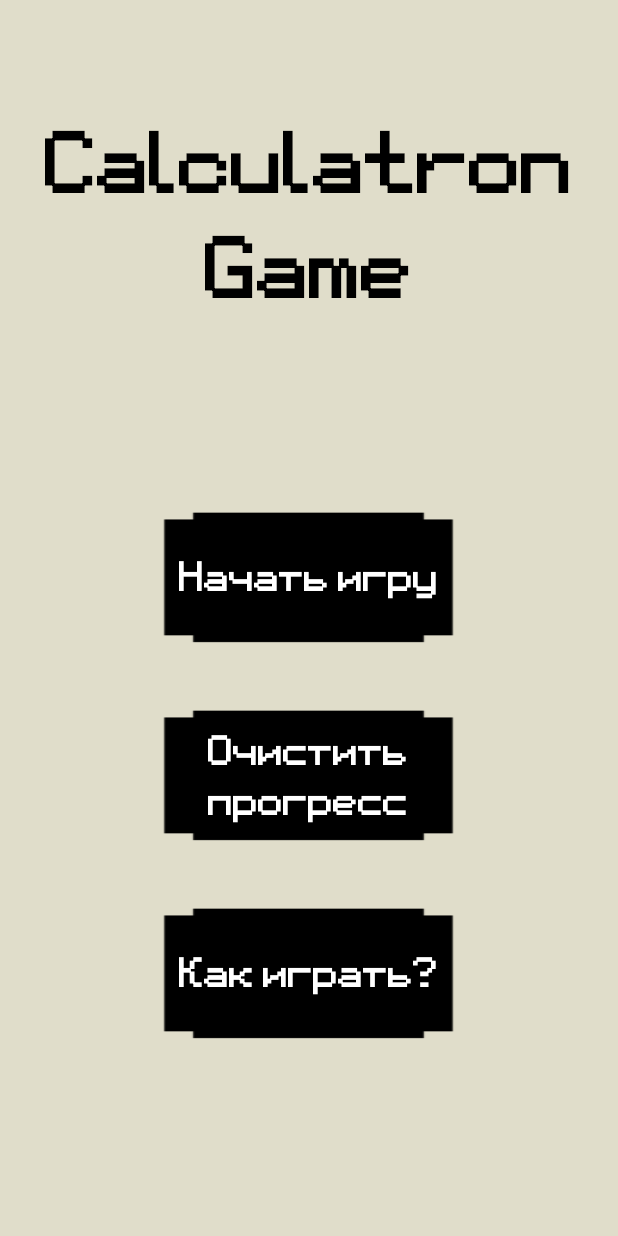
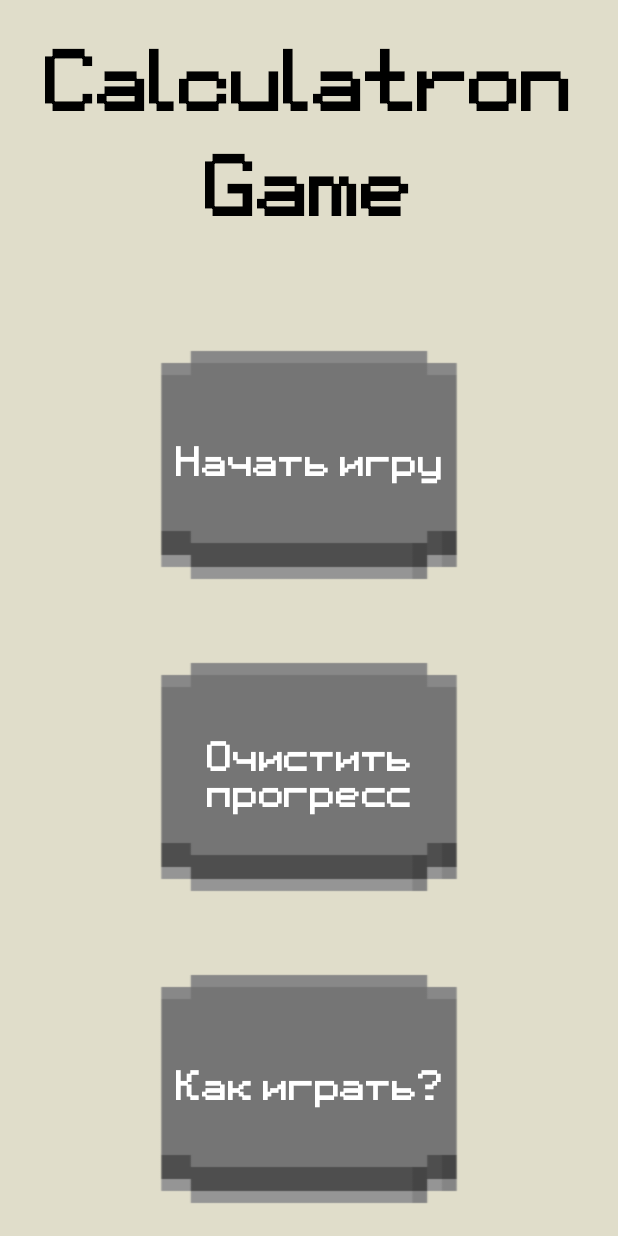
Before and after one commit to Alnoerr/CalculatronGame, an Android app built with Jetpack Compose: the screen it shows after launch (MainActivity), on a phone screen of 412 x 824 dp. Run offline under Robolectric (Android 15) with nearby library versions, the phone set to English and light mode, and no system bars.

Commit message:
Start screen rewrite in compose

```diff
--- /dev/null
+++ b/app/src/main/java/com/xren/calculatorgame/CalculatorGameApp.kt
@@ -0,0 +1,9 @@
+package com.xren.calculatorgame
+
+import androidx.compose.runtime.Composable
+import com.xren.calculatorgame.ui.screen.StartScreen
+
+@Composable
+fun CalculatorGameApp() {
+    StartScreen()
+}
--- a/app/src/main/java/com/xren/calculatorgame/MainActivity.kt
+++ b/app/src/main/java/com/xren/calculatorgame/MainActivity.kt
@@ -1,33 +1,18 @@
 package com.xren.calculatorgame
 
-import android.content.Intent
-import android.content.SharedPreferences
 import android.os.Bundle
-import androidx.appcompat.app.AppCompatActivity
-import com.xren.calculatorgame.databinding.ActivityMainBinding
+import androidx.activity.ComponentActivity
+import androidx.activity.compose.setContent
+import androidx.activity.enableEdgeToEdge
+import com.xren.calculatorgame.ui.theme.CalculatorGameTheme
 
-class MainActivity : AppCompatActivity() {
-    private lateinit var binding : ActivityMainBinding
-
+class MainActivity : ComponentActivity() {
     override fun onCreate(savedInstanceState: Bundle?) {
         super.onCreate(savedInstanceState)
-        binding = ActivityMainBinding.inflate(layoutInflater)
-        setContentView(binding.root)
-
-        binding.apply{
-            bStart.setOnClickListener {
-                val intent = Intent(this@MainActivity, LevelsActivity::class.java)
-                startActivity(intent)
-            }
-            bClearProgress.setOnClickListener {
-                val save = getSharedPreferences("Save", MODE_PRIVATE)
-                val editor: SharedPreferences.Editor = save.edit()
-                editor.putInt("level", 1)
-                editor.apply()
-            }
-            bGuide.setOnClickListener{
-                val intent = Intent(this@MainActivity, GuideActivity::class.java)
-                startActivity(intent)
+        enableEdgeToEdge()
+        setContent {
+            CalculatorGameTheme {
+                CalculatorGameApp()
             }
         }
     }
--- /dev/null
+++ b/app/src/main/java/com/xren/calculatorgame/ui/screen/StartScreen.kt
@@ -0,0 +1,153 @@
+package com.xren.calculatorgame.ui.screen
+
+import android.content.Intent
+import android.view.MotionEvent
+import androidx.annotation.StringRes
+import androidx.compose.foundation.background
+import androidx.compose.foundation.layout.Arrangement
+import androidx.compose.foundation.layout.Column
+import androidx.compose.foundation.layout.Row
+import androidx.compose.foundation.layout.Spacer
+import androidx.compose.foundation.layout.defaultMinSize
+import androidx.compose.foundation.layout.fillMaxSize
+import androidx.compose.foundation.layout.height
+import androidx.compose.material3.MaterialTheme
+import androidx.compose.material3.Surface
+import androidx.compose.material3.Text
+import androidx.compose.runtime.Composable
+import androidx.compose.runtime.getValue
+import androidx.compose.runtime.mutableStateOf
+import androidx.compose.runtime.remember
+import androidx.compose.runtime.setValue
+import androidx.compose.ui.Alignment
+import androidx.compose.ui.ExperimentalComposeUiApi
+import androidx.compose.ui.Modifier
+import androidx.compose.ui.draw.paint
+import androidx.compose.ui.input.pointer.pointerInteropFilter
+import androidx.compose.ui.layout.ContentScale
+import androidx.compose.ui.platform.LocalContext
+import androidx.compose.ui.res.painterResource
+import androidx.compose.ui.res.stringResource
+import androidx.compose.ui.semantics.Role
+import androidx.compose.ui.semantics.role
+import androidx.compose.ui.semantics.semantics
+import androidx.compose.ui.tooling.preview.Preview
+import androidx.compose.ui.unit.dp
+import com.xren.calculatorgame.GuideActivity
+import com.xren.calculatorgame.LevelsActivity
+import com.xren.calculatorgame.R
+import com.xren.calculatorgame.ui.theme.Bone
+import com.xren.calculatorgame.ui.theme.CalculatorGameTheme
+
+@Composable
+fun StartScreen(modifier: Modifier = Modifier) {
+    val context = LocalContext.current
+
+    Column(
+        verticalArrangement = Arrangement.Center,
+        horizontalAlignment = Alignment.CenterHorizontally,
+        modifier = modifier
+            .background(Bone)
+            .fillMaxSize()
+    ) {
+        Text(
+            text = stringResource(R.string.main_title),
+            style = MaterialTheme.typography.displayLarge
+        )
+
+        Spacer(Modifier.height(64.dp))
+
+        CalculatronButton(
+            text = R.string.start_game,
+            onClick = { context.startActivity(Intent(context, LevelsActivity::class.java)) }
+        )
+
+        Spacer(Modifier.height(32.dp))
+
+        CalculatronButton(
+            text = R.string.clear_progress,
+            onClick = {
+//                val save = getSharedPreferences("Save", MODE_PRIVATE)
+//                val editor: SharedPreferences.Editor = save.edit()
+//                editor.putInt("level", 1)
+//                editor.apply()
+            }
+        )
+
+        Spacer(Modifier.height(32.dp))
+
+        CalculatronButton(
+            text = R.string.how_to_play,
+            onClick = { context.startActivity(Intent(context, GuideActivity::class.java)) }
+        )
+    }
+}
+
+@OptIn(ExperimentalComposeUiApi::class)
+@Composable
+fun CalculatronButton(
+    @StringRes text: Int,
+    onClick: () -> Unit,
+    modifier: Modifier = Modifier
+) {
+    var pressed by remember { mutableStateOf(false) }
+
+    Row(
+        modifier
+            .semantics { role = Role.Button }
+            .pointerInteropFilter {
+                when (it.action) {
+                    MotionEvent.ACTION_DOWN -> {
+                        pressed = true
+                    }
+                    MotionEvent.ACTION_UP -> {
+                        pressed = false
+                        onClick()
+                    }
+                    MotionEvent.ACTION_CANCEL -> {
+                        pressed = false
+                    }
+                }
+                true
+            }
+            .defaultMinSize(
+                minWidth = 256.dp,
+                minHeight = 100.dp
+            )
+            .paint(
+                painter = painterResource(
+                    if (pressed) {
+                        R.drawable.calculator_button_grey_pressed_fullsize
+                    } else {
+                        R.drawable.calculator_button_grey_fullsize
+                    }
+                ),
+                contentScale = ContentScale.FillBounds
+            ),
+        horizontalArrangement = Arrangement.Center,
+        verticalAlignment = Alignment.CenterVertically
+    ) {
+        Text(stringResource(text))
+    }
+}
+
+@Preview
+@Composable
+private fun StartScreenPreview() {
+    CalculatorGameTheme {
+        Surface {
+            StartScreen()
+        }
+    }
+}
+
+@Preview
+@Composable
+private fun CalculatronButtonPreview() {
+    CalculatorGameTheme {
+        CalculatronButton(
+            text = R.string.start_game,
+            onClick = {}
+        )
+    }
+}
```
